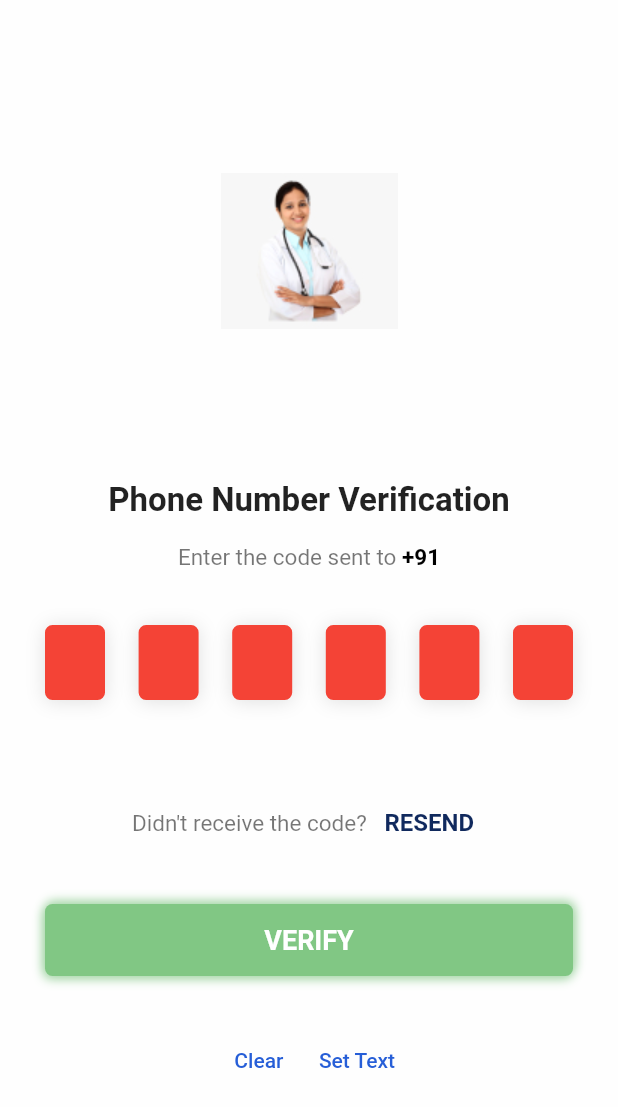
After one commit to praveen0308/doctor_constultation, a Flutter app: the VerifyOtpPage screen opened by its route, on a phone screen of 412 x 824 dp. The commit adds this screen. Shown: the top 1107 px of the screen. Run offline on Flutter 3.47's test engine with Material 2 defaults, Android fonts, the light colour scheme and no system bars; drawn by our look-alikes of pin_code_fields; our stand-ins replace bloc, cached_network_image, carousel_slider, dio, dropdown_button2, expandable_text and 18 more; missing offline and left inert: awesome_circular_chart, dart:ffi; accounts and stored records are empty; generated files the repository leaves out were written again.

Commit message:
phone auth completed 80/100

```diff
--- /dev/null
+++ b/lib/bloc/phone_auth/phone_auth_state.dart
@@ -0,0 +1,32 @@
+part of 'phone_auth_cubit.dart';
+
+@immutable
+abstract class PhoneAuthState {}
+
+class PhoneAuthInitial extends PhoneAuthState {}
+
+class Loading extends PhoneAuthState {}
+
+class Error extends PhoneAuthState {
+  final String msg;
+  Error(this.msg);
+}
+
+class OtpVerified extends PhoneAuthState {}
+
+class LoginSuccessful extends PhoneAuthState {
+  final int roleId;
+  LoginSuccessful(this.roleId);
+}
+
+class OnVerificationCompleted extends PhoneAuthState {}
+
+class OnVerificationFailed extends PhoneAuthState {}
+
+class TimeOut extends PhoneAuthState {}
+
+class OtpSent extends PhoneAuthState {}
+
+class InvalidPhoneNumber extends PhoneAuthState {}
+
+class WaitingForAutoVerification extends PhoneAuthState {}
--- a/lib/bloc/user_auth_bloc_cubit.dart
+++ b/lib/bloc/user_auth_bloc_cubit.dart
@@ -1,4 +1,5 @@
 import 'package:bloc/bloc.dart';
+import 'package:doctor_consultation/local/app_storage.dart';
 import 'package:doctor_consultation/models/api/user_model.dart';
 import 'package:doctor_consultation/repository/account_repository.dart';
 import 'package:meta/meta.dart';
@@ -6,6 +7,7 @@ import 'package:meta/meta.dart';
 part 'user_auth_bloc_state.dart';
 
 class UserAuthBlocCubit extends Cubit<UserAuthBlocState> {
+  final _storage = SecureStorage();
   final AccountRepository accountRepository;
   UserAuthBlocCubit(this.accountRepository) : super(UserAuthBlocInitial());
 
--- a/lib/network/services/account_api_client.dart
+++ b/lib/network/services/account_api_client.dart
@@ -15,10 +15,12 @@ abstract class AccountApiClient {
   Future<List<DoctorDetailModel>> fetchDoctorDetailList();
 
   @GET("Account/GetDoctorDetailByID")
-  Future<DoctorDetailModel> getDoctorDetailById(@Query("DoctorID") int doctorId);
+  Future<DoctorDetailModel> getDoctorDetailById(
+      @Query("DoctorID") int doctorId);
 
   @POST("Account/AddUpdateDoctorDetail")
-  Future<bool> addUpdateDoctorDetail(@Body() DoctorDetailModel doctorDetailModel);
+  Future<bool> addUpdateDoctorDetail(
+      @Body() DoctorDetailModel doctorDetailModel);
 
   //#endregion
   //#region User Details
@@ -26,8 +28,7 @@ abstract class AccountApiClient {
   Future<bool> addUpdateUserDetails(@Body() UserModel userModel);
 
   @POST("Account/CheckLoginDetails")
-  Future<UserModel> checkLoginDetails(
-      @Query("UserName") String userName, @Query("Password") String password);
+  Future<UserModel> checkLoginDetails(@Body() UserModel userModel);
   //#endregion
 
   //#region Subscription Plan
@@ -35,9 +36,11 @@ abstract class AccountApiClient {
   Future<List<SubscriptionPlanModel>> fetchSubscriptionPlanList();
 
   @GET("Account/GetSubscriptionPlanDetailByID")
-  Future<SubscriptionPlanModel> getSubscriptionPlanById(@Query("SubscriptionID") int subscriptionID);
+  Future<SubscriptionPlanModel> getSubscriptionPlanById(
+      @Query("SubscriptionID") int subscriptionID);
 
   @POST("Account/AddUpdateSubscriptionPlanDetail")
-  Future<bool> addUpdateSubscriptionPlan(@Body() SubscriptionPlanModel subscriptionPlanModel);
+  Future<bool> addUpdateSubscriptionPlan(
+      @Body() SubscriptionPlanModel subscriptionPlanModel);
   //#endregion
 }
--- a/lib/route/route.dart
+++ b/lib/route/route.dart
@@ -1,3 +1,5 @@
+import 'package:doctor_consultation/ui/common/phone_auth/enter_mobile_number.dart';
+import 'package:doctor_consultation/ui/common/phone_auth/verify_otp_page.dart';
 import 'package:doctor_consultation/ui/common/splash_screen.dart';
 import 'package:doctor_consultation/ui/common/success_view.dart';
 import 'package:doctor_consultation/ui/common/welcome_user_type.dart';
@@ -17,12 +19,13 @@ import 'package:doctor_consultation/ui/user/patient/dashboard/patient_profile_pa
 import 'package:doctor_consultation/ui/user/patient/notification/patient_notification.dart';
 import 'package:flutter/material.dart';
 
-
 // importing our pages into our route.dart
 
 // variable for our route names
 const String splashScreen = '/';
+const String enterMobileNumber = '/enterMobileNumber';
 const String dashboardPatient = '/dashboardPatient';
+const String verifyOtp = '/verifyOtp';
 const String dashboardDoctor = '/dashboardDoctor';
 const String appointmentDetailPage = '/appointmentDetailPage';
 const String layoutSearchFilterPatient = '/layoutSearchFilterPatient';
@@ -33,7 +36,8 @@ const String messagePage = '/messagePage';
 const String patientProfilePage = '/patientProfilePage';
 
 //Admin
-const String patientPastAppointmentDetailPage = '/patientPastAppointmentDetailPage';
+const String patientPastAppointmentDetailPage =
+    '/patientPastAppointmentDetailPage';
 const String layoutPastAppointment = '/layoutPastAppointment';
 const String layoutPaymentConfirmation = '/layoutPaymentConfirmation';
 
@@ -54,7 +58,13 @@ Route<dynamic> controller(RouteSettings settings) {
     case splashScreen:
       return MaterialPageRoute(
           builder: (context) => const SplashScreen(), settings: settings);
+    case enterMobileNumber:
+      return MaterialPageRoute(
+          builder: (context) => const EnterMobileNumber(), settings: settings);
 
+    case verifyOtp:
+      return MaterialPageRoute(
+          builder: (context) => VerifyOtpPage(), settings: settings);
     case dashboardPatient:
       return MaterialPageRoute(
           builder: (context) => const DashboardPatient(), settings: settings);
@@ -63,10 +73,12 @@ Route<dynamic> controller(RouteSettings settings) {
           builder: (context) => const DashboardAdmin(), settings: settings);
     case appointmentDetailPage:
       return MaterialPageRoute(
-          builder: (context) => const AppointmentDetailPage(), settings: settings);
+          builder: (context) => const AppointmentDetailPage(),
+          settings: settings);
     case layoutSearchFilterPatient:
       return MaterialPageRoute(
-          builder: (context) => const LayoutSearchFilterPatient(), settings: settings);
+          builder: (context) => const LayoutSearchFilterPatient(),
+          settings: settings);
 
     case newAppointment:
       return MaterialPageRoute(
@@ -80,10 +92,12 @@ Route<dynamic> controller(RouteSettings settings) {
 
     case patientPastAppointmentDetailPage:
       return MaterialPageRoute(
-          builder: (context) => const PatientPastAppointmentDetailPage(), settings: settings);
+          builder: (context) => const PatientPastAppointmentDetailPage(),
+          settings: settings);
     case layoutPastAppointment:
       return MaterialPageRoute(
-          builder: (context) => const LayoutPastAppointment(), settings: settings);
+          builder: (context) => const LayoutPastAppointment(),
+          settings: settings);
 
     case notificationPage:
       return MaterialPageRoute(
@@ -109,7 +123,8 @@ Route<dynamic> controller(RouteSettings settings) {
           builder: (context) => const SuccessPage(), settings: settings);
     case layoutPaymentConfirmation:
       return MaterialPageRoute(
-          builder: (context) => const LayoutPaymentConfirmation(), settings: settings);
+          builder: (context) => const LayoutPaymentConfirmation(),
+          settings: settings);
 
     default:
       throw ('this route name does not exist');
--- /dev/null
+++ b/lib/ui/common/phone_auth/verify_otp_page.dart
@@ -0,0 +1,281 @@
+import 'dart:async';
+
+import 'package:doctor_consultation/res/app_colors.dart';
+import 'package:doctor_consultation/res/image_path.dart';
+import 'package:flutter/cupertino.dart';
+import 'package:flutter/material.dart%20';
+import 'package:pin_code_fields/pin_code_fields.dart';
+
+class VerifyOtpPage extends StatefulWidget {
+
+
+  VerifyOtpPage({Key? key}) : super(key: key);
+
+  @override
+  _VerifyOtpPageState createState() =>
+      _VerifyOtpPageState();
+}
+
+class _VerifyOtpPageState extends State<VerifyOtpPage> {
+  TextEditingController textEditingController = TextEditingController();
+  // ..text = "123456";
+
+  // ignore: close_sinks
+  StreamController<ErrorAnimationType>? errorController;
+
+  bool hasError = false;
+  String currentText = "";
+  final formKey = GlobalKey<FormState>();
+
+  @override
+  void initState() {
+    errorController = StreamController<ErrorAnimationType>();
+    super.initState();
+  }
+
+  @override
+  void dispose() {
+    errorController!.close();
+
+    super.dispose();
+  }
+
+  // snackBar Widget
+  snackBar(String? message) {
+    return ScaffoldMessenger.of(context).showSnackBar(
+      SnackBar(
+        content: Text(message!),
+        duration: Duration(seconds: 2),
+      ),
+    );
+  }
+
+  @override
+  Widget build(BuildContext context) {
+    return SafeArea(
+      child: Scaffold(
+        body: GestureDetector(
+          onTap: () {},
+          child: SizedBox(
+            height: MediaQuery.of(context).size.height,
+            width: MediaQuery.of(context).size.width,
+            child: ListView(
+              children: <Widget>[
+                const SizedBox(height: 30),
+                SizedBox(
+                  height: MediaQuery.of(context).size.height / 3,
+                  child: ClipRRect(
+                    borderRadius: BorderRadius.circular(30),
+                    child: Image.asset(AppImages.drPriyanka),
+                  ),
+                ),
+                const SizedBox(height: 8),
+                const Padding(
+                  padding: EdgeInsets.symmetric(vertical: 8.0),
+                  child: Text(
+                    'Phone Number Verification',
+                    style: TextStyle(fontWeight: FontWeight.bold, fontSize: 22),
+                    textAlign: TextAlign.center,
+                  ),
+                ),
+                Padding(
+                  padding:
+                      const EdgeInsets.symmetric(horizontal: 30.0, vertical: 8),
+                  child: RichText(
+                    text: TextSpan(
+                        text: "Enter the code sent to ",
+                        children: [
+                          TextSpan(
+                              text: "+91 ",
+                              style: const TextStyle(
+                                  color: Colors.black,
+                                  fontWeight: FontWeight.bold,
+                                  fontSize: 15)),
+                        ],
+                        style: const TextStyle(
+                            color: Colors.black54, fontSize: 15)),
+                    textAlign: TextAlign.center,
+                  ),
+                ),
+                const SizedBox(
+                  height: 20,
+                ),
+                Form(
+                  key: formKey,
+                  child: Padding(
+                      padding: const EdgeInsets.symmetric(
+                          vertical: 8.0, horizontal: 30),
+                      child: PinCodeTextField(
+                        appContext: context,
+                        pastedTextStyle: TextStyle(
+                          color: Colors.green.shade600,
+                          fontWeight: FontWeight.bold,
+                        ),
+                        length: 6,
+                        obscureText: true,
+                        obscuringCharacter: '*',
+                        obscuringWidget: const FlutterLogo(
+                          size: 24,
+                        ),
+                        blinkWhenObscuring: true,
+                        animationType: AnimationType.fade,
+                        validator: (v) {
+                          if (v!.length < 3) {
+                            return "I'm from validator";
+                          } else {
+                            return null;
+                          }
+                        },
+                        pinTheme: PinTheme(
+                          shape: PinCodeFieldShape.box,
+                          borderRadius: BorderRadius.circular(5),
+                          fieldHeight: 50,
+                          fieldWidth: 40,
+                          activeFillColor: Colors.white,
+                        ),
+                        cursorColor: Colors.black,
+                        animationDuration: Duration(milliseconds: 300),
+                        enableActiveFill: true,
+                        errorAnimationController: errorController,
+                        controller: textEditingController,
+                        keyboardType: TextInputType.number,
+                        boxShadows: const [
+                          BoxShadow(
+                            offset: Offset(0, 1),
+                            color: Colors.black12,
+                            blurRadius: 10,
+                          )
+                        ],
+                        onCompleted: (v) {
+                          print("Completed");
+                        },
+                        // onTap: () {
+                        //   print("Pressed");
+                        // },
+                        onChanged: (value) {
+                          print(value);
+                          setState(() {
+                            currentText = value;
+                          });
+                        },
+                        beforeTextPaste: (text) {
+                          print("Allowing to paste $text");
+                          //if you return true then it will show the paste confirmation dialog. Otherwise if false, then nothing will happen.
+                          //but you can show anything you want here, like your pop up saying wrong paste format or etc
+                          return true;
+                        },
+                      )),
+                ),
+                Padding(
+                  padding: const EdgeInsets.symmetric(horizontal: 30.0),
+                  child: Text(
+                    hasError ? "*Please fill up all the cells properly" : "",
+                    style: const TextStyle(
+                        color: Colors.red,
+                        fontSize: 12,
+                        fontWeight: FontWeight.w400),
+                  ),
+                ),
+                const SizedBox(
+                  height: 20,
+                ),
+                Row(
+                  mainAxisAlignment: MainAxisAlignment.center,
+                  children: [
+                    const Text(
+                      "Didn't receive the code? ",
+                      style: TextStyle(color: Colors.black54, fontSize: 15),
+                    ),
+                    TextButton(
+                        onPressed: () => snackBar("OTP resend!!"),
+                        child: const Text(
+                          "RESEND",
+                          style: TextStyle(
+                              color: AppColors.primaryDark,
+                              fontWeight: FontWeight.bold,
+                              fontSize: 16),
+                        ))
+                  ],
+                ),
+                const SizedBox(
+                  height: 14,
+                ),
+                Container(
+                  margin: const EdgeInsets.symmetric(
+                      vertical: 16.0, horizontal: 30),
+                  child: ButtonTheme(
+                    height: 50,
+                    child: TextButton(
+                      onPressed: () {
+                        formKey.currentState!.validate();
+                        // conditions for validating
+                        if (currentText.length != 6 ||
+                            currentText != "123456") {
+                          errorController!.add(ErrorAnimationType
+                              .shake); // Triggering error shake animation
+                          setState(() => hasError = true);
+                        } else {
+                          setState(
+                            () {
+                              hasError = false;
+                              snackBar("OTP Verified!!");
+                            },
+                          );
+                        }
+                      },
+                      child: Center(
+                          child: Text(
+                        "VERIFY".toUpperCase(),
+                        style: TextStyle(
+                            color: Colors.white,
+                            fontSize: 18,
+                            fontWeight: FontWeight.bold),
+                      )),
+                    ),
+                  ),
+                  decoration: BoxDecoration(
+                      color: Colors.green.shade300,
+                      borderRadius: BorderRadius.circular(5),
+                      boxShadow: [
+                        BoxShadow(
+                            color: Colors.green.shade200,
+                            offset: Offset(1, -2),
+                            blurRadius: 5),
+                        BoxShadow(
+                            color: Colors.green.shade200,
+                            offset: Offset(-1, 2),
+                            blurRadius: 5)
+                      ]),
+                ),
+                SizedBox(
+                  height: 16,
+                ),
+                Row(
+                  mainAxisAlignment: MainAxisAlignment.center,
+                  children: <Widget>[
+                    Flexible(
+                        child: TextButton(
+                      child: Text("Clear"),
+                      onPressed: () {
+                        textEditingController.clear();
+                      },
+                    )),
+                    Flexible(
+                        child: TextButton(
+                      child: Text("Set Text"),
+                      onPressed: () {
+                        setState(() {
+                          textEditingController.text = "123456";
+                        });
+                      },
+                    )),
+                  ],
+                )
+              ],
+            ),
+          ),
+        ),
+      ),
+    );
+  }
+}
--- a/pubspec.yaml
+++ b/pubspec.yaml
@@ -50,6 +50,8 @@ dependencies:
 #  share_plus: ^3.0.4
   in_app_update: ^2.0.0
 
+  # toast
+  fluttertoast: ^8.0.8
 # networking libraries
   freezed: ^1.1.1
   flutter_bloc: ^8.0.1
@@ -61,7 +63,9 @@ dependencies:
   json_annotation: ^4.4.0
   flutter_secure_storage: ^5.0.2
   shared_preferences: ^2.0.9
-
+  firebase_core: ^1.12.0
+  firebase_auth: ^3.3.7
+  pin_code_fields: ^7.3.0
 dev_dependencies:
   flutter_launcher_icons: "^0.9.2"
 
```
Also changed, not shown: lib/bloc/phone_auth/phone_auth_cubit.dart (added, +73 -0 lines), lib/local/app_storage.dart (+26 -4 lines), lib/main.dart (+13 -2 lines), lib/models/user_roles.dart (+4 -4 lines), lib/repository/account_repository.dart (+8 -3 lines), lib/ui/common/phone_auth/enter_mobile_number.dart (+61 -5 lines), lib/ui/common/splash_screen.dart (+20 -16 lines), lib/ui/doctor/dr_profile_body.dart (+6 -1 lines), lib/ui/widgets/btn/custom_btn.dart (added, +46 -0 lines), lib/util/util_methods.dart (added, +74 -0 lines), lib/network/services/account_api_client.g.dart, pubspec.lock, 1 other file. Lines whose indentation alone changed are shown as unchanged.
